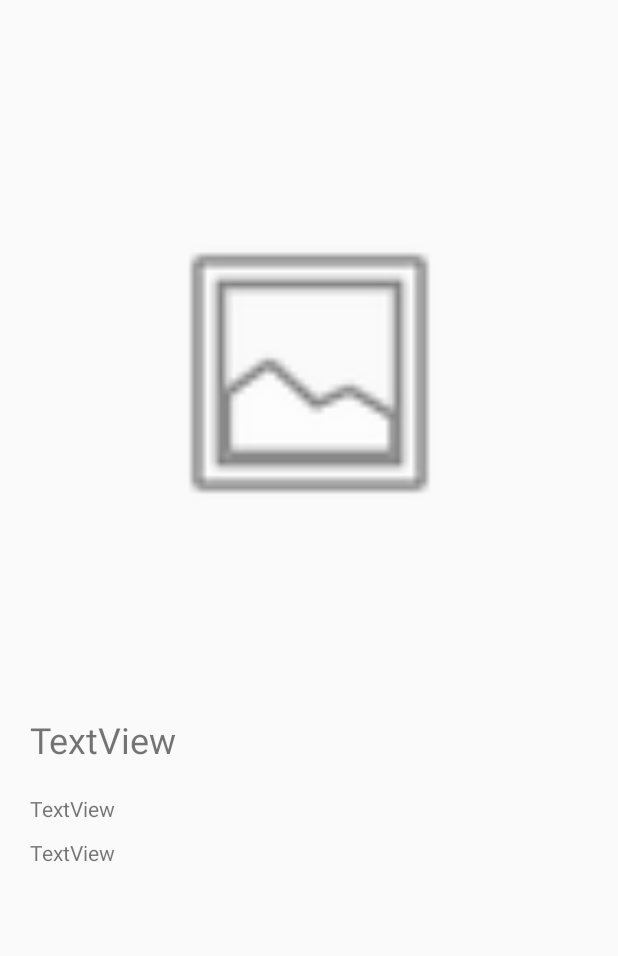
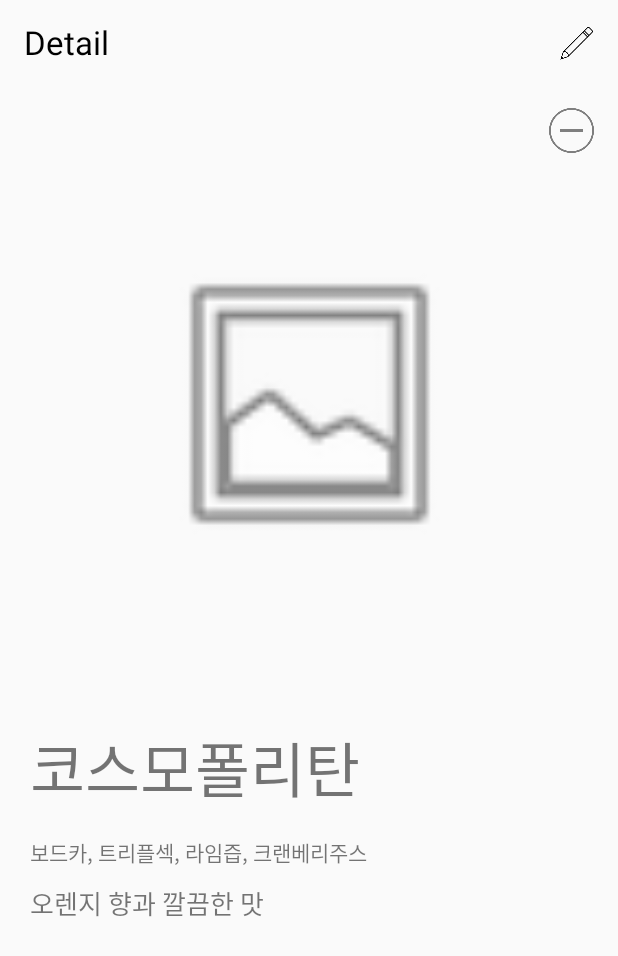
Before and after one commit to ThinkingDobby/CocktailBar, an Android app: the DetailActivity screen opened directly, with no data from a screen before it, on a phone screen of 412 x 824 dp. Shown: the top 956 px of the screen. Run offline under Robolectric (Android 15) with nearby library versions, the phone set to English and light mode, and no system bars; our stand-ins replace Room's generated code; 5 statements that could not run were skipped.

Commit message:
DetailActivity 인터페이스 개선
<FIN>
AddActivity 입력 관련 인터페이스 개선
DetailActivity 툴바 구현
Recycler View에 구현되었던 삭제 버튼 DetailActivity로 이동
<TODO>
tasteActivity 구현

```diff
--- a/app/src/main/java/com/thinkingdobby/cocktailbar/DetailActivity.kt
+++ b/app/src/main/java/com/thinkingdobby/cocktailbar/DetailActivity.kt
@@ -1,15 +1,52 @@
 package com.thinkingdobby.cocktailbar
 
+import android.content.Intent
 import androidx.appcompat.app.AppCompatActivity
 import android.os.Bundle
+import android.view.Menu
+import android.view.MenuItem
+import android.view.View
 import com.thinkingdobby.cocktailbar.data.Drink
+import com.thinkingdobby.cocktailbar.data.DrinkDB
+import kotlinx.android.synthetic.main.activity_add.*
 import kotlinx.android.synthetic.main.activity_detail.*
+import kotlinx.android.synthetic.main.activity_detail.add_tb
+import kotlinx.coroutines.GlobalScope
+import kotlinx.coroutines.launch
 
 class DetailActivity : AppCompatActivity() {
+
+    private var drinkDB : DrinkDB? = null
+
+    // toolBar
+    override fun onCreateOptionsMenu(menu: Menu): Boolean {
+        val menuInflater = menuInflater
+        menuInflater.inflate(R.menu.menu_back, menu)
+        return true
+    }
+
+    override fun onOptionsItemSelected(item: MenuItem): Boolean {
+        when (item.itemId) {
+            R.id.menu_btn_return -> {
+                finish()
+                return true
+            }
+            else -> {
+                return super.onOptionsItemSelected(item)
+            }
+        }
+    }
+    // toolBar
 
     override fun onCreate(savedInstanceState: Bundle?) {
         super.onCreate(savedInstanceState)
         setContentView(R.layout.activity_detail)
+
+        // toolBar
+        val toolBar: androidx.appcompat.widget.Toolbar? = add_tb
+        setSupportActionBar(toolBar)
+        supportActionBar!!.setDisplayShowTitleEnabled(false)
+        // toolBar
 
         val bundle = intent.getBundleExtra("drinkBundle")!!
         val drink = bundle.getParcelable<Drink>("selectedDrink")!!
@@ -17,5 +54,23 @@ class DetailActivity : AppCompatActivity() {
         detail_tv_drinkName.text = drink.drinkName
         detail_tv_ingredient.text = drink.ingredient
         detail_tv_explain.text = drink.explain
+
+        drinkDB = DrinkDB.getInstance(this)
+
+        if (admin) {
+            detail_rv_btn_remove.visibility = View.VISIBLE
+            detail_rv_btn_remove.isClickable = true
+        }
+
+        detail_rv_btn_remove.setOnClickListener {
+            // Room Delete
+            GlobalScope.launch {
+                drinkDB?.drinkDao()?.delete(drink)
+                val intent = Intent(this@DetailActivity, ListActivity::class.java)
+                startActivity(intent)
+                finish()
+            }
+            // Room Delete
+        }
     }
 }
--- a/app/src/main/res/layout/activity_detail.xml
+++ b/app/src/main/res/layout/activity_detail.xml
@@ -6,24 +6,52 @@
     android:layout_height="match_parent"
     tools:context=".DetailActivity">
 
+    <androidx.appcompat.widget.Toolbar
+        android:id="@+id/add_tb"
+        android:layout_width="match_parent"
+        android:layout_height="wrap_content"
+        android:minHeight="?attr/actionBarSize"
+        android:theme="?attr/actionBarTheme"
+        app:layout_constraintTop_toTopOf="parent"
+        app:layout_constraintStart_toStartOf="parent">
+
+        <TextView
+            android:layout_width="wrap_content"
+            android:layout_height="wrap_content"
+            android:text="Detail"
+            android:textSize="22sp"
+            android:textColor="@android:color/black"/>
+    </androidx.appcompat.widget.Toolbar>
+
     <ImageView
         android:id="@+id/detail_iv_drink"
         android:layout_width="210dp"
         android:layout_height="280dp"
-        android:layout_marginTop="20dp"
         app:layout_constraintBottom_toTopOf="@+id/detail_tv_drinkName"
         app:layout_constraintEnd_toEndOf="parent"
         app:layout_constraintStart_toStartOf="parent"
-        app:layout_constraintTop_toTopOf="parent"
+        app:layout_constraintTop_toBottomOf="@+id/add_tb"
         app:srcCompat="@android:drawable/ic_menu_gallery" />
+
+    <Button
+        android:id="@+id/detail_rv_btn_remove"
+        android:layout_width="30dp"
+        android:layout_height="30dp"
+        android:layout_marginEnd="16dp"
+        android:layout_marginTop="16dp"
+        android:background="@drawable/minus"
+        android:clickable="false"
+        android:visibility="invisible"
+        app:layout_constraintEnd_toEndOf="parent"
+        app:layout_constraintTop_toBottomOf="@+id/add_tb" />
 
     <TextView
         android:id="@+id/detail_tv_drinkName"
         android:layout_width="wrap_content"
         android:layout_height="wrap_content"
-        android:text="TextView"
-        android:textSize="24sp"
-        android:layout_marginBottom="20dp"
+        android:text="코스모폴리탄"
+        android:textSize="40sp"
+        android:layout_marginBottom="15dp"
         app:layout_constraintBottom_toTopOf="@+id/detail_tv_ingredient"
         app:layout_constraintStart_toStartOf="@+id/detail_tv_explain" />
 
@@ -31,7 +59,7 @@
         android:id="@+id/detail_tv_ingredient"
         android:layout_width="wrap_content"
         android:layout_height="wrap_content"
-        android:text="TextView"
+        android:text="보드카, 트리플섹, 라임즙, 크랜베리주스"
         android:layout_marginBottom="10dp"
         app:layout_constraintBottom_toTopOf="@+id/detail_tv_explain"
         app:layout_constraintStart_toStartOf="@+id/detail_tv_explain" />
@@ -39,11 +67,12 @@
     <TextView
         android:id="@+id/detail_tv_explain"
         android:layout_width="0dp"
-        android:layout_height="250dp"
+        android:layout_height="220dp"
         android:layout_marginBottom="15dp"
         android:layout_marginStart="20dp"
         android:layout_marginEnd="20dp"
-        android:text="TextView"
+        android:text="오렌지 향과 깔끔한 맛"
+        android:textSize="17sp"
         app:layout_constraintBottom_toBottomOf="parent"
         app:layout_constraintEnd_toEndOf="parent"
         app:layout_constraintStart_toStartOf="parent" />
--- /dev/null
+++ b/app/src/main/res/menu/menu_back.xml
@@ -0,0 +1,13 @@
+<?xml version="1.0" encoding="utf-8"?>
+<menu
+    xmlns:android="http://schemas.android.com/apk/res/android"
+    xmlns:app="http://schemas.android.com/apk/res-auto">
+
+    <!-- icon 추후 변경 -->
+    <item
+        android:id="@+id/menu_btn_return"
+        android:title="뒤로가기"
+        android:icon="@drawable/write"
+        app:showAsAction="always" />
+
+</menu>
```
Also changed, not shown: app/src/main/java/com/thinkingdobby/cocktailbar/adapter/DrinkAdapter.kt (+0 -7 lines), app/src/main/java/com/thinkingdobby/cocktailbar/viewHolder/DrinkViewHolder.kt (+0 -10 lines), app/src/main/res/layout/activity_add.xml (+9 -11 lines), app/src/main/res/layout/drink_card.xml (+0 -12 lines).
